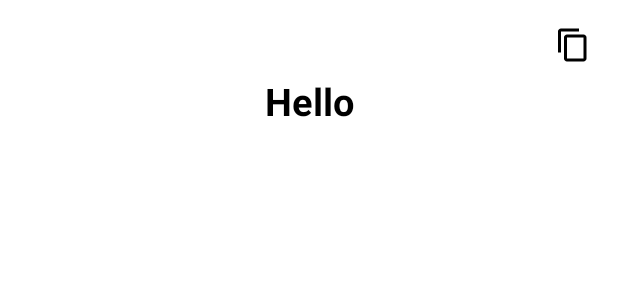
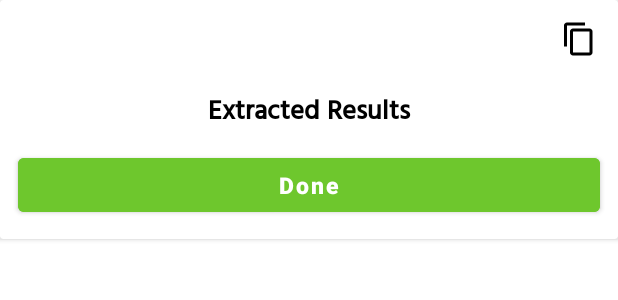
Before and after one commit to geeky-auro/Android_Jetpack, an Android app: the layout bottomsheetayout.xml on its own in the app's theme, with its tools: preview values and no code run, on a phone screen of 412 x 824 dp. Shown: the top 300 px of the screen. Run offline under Robolectric (Android 15) with nearby library versions, the phone set to English and light mode, and no system bars.

Commit message:
12OCR Completed

```diff
--- a/12TOCR/app/build.gradle
+++ b/12TOCR/app/build.gradle
@@ -67,6 +67,7 @@ dependencies {
 
     // Lottie Animation Library
     implementation 'com.airbnb.android:lottie:3.3.6'
+    implementation 'io.github.shashank02051997:FancyToast:2.0.2'
 
 
     implementation 'com.github.bumptech.glide:glide:4.15.1'
--- a/12TOCR/app/src/main/res/layout/bottomsheetayout.xml
+++ b/12TOCR/app/src/main/res/layout/bottomsheetayout.xml
@@ -1,39 +1,69 @@
 <?xml version="1.0" encoding="utf-8"?>
-<LinearLayout xmlns:android="http://schemas.android.com/apk/res/android"
-    android:orientation="vertical"
+<androidx.cardview.widget.CardView xmlns:android="http://schemas.android.com/apk/res/android"
     android:layout_width="match_parent"
-    android:background="@drawable/dialog_bg"
-    android:layout_height="match_parent">
-
+    xmlns:app="http://schemas.android.com/apk/res-auto"
+    android:layout_height="wrap_content">
     <LinearLayout
         android:layout_width="match_parent"
         android:layout_height="wrap_content"
         android:orientation="vertical"
-        android:weightSum="1"
-        >
+        android:layout_gravity="end"
+        android:gravity="end">
+
+
+
+        <RelativeLayout
+            android:layout_width="match_parent"
+            android:layout_height="wrap_content"
+            android:layout_margin="2dp">
+
+            <!--image view for displaying course image-->
             <ImageButton
-            android:id="@+id/copy"
+                android:id="@+id/copy_btn"
                 android:layout_width="wrap_content"
                 android:layout_height="wrap_content"
                 android:layout_margin="8dp"
-           android:layout_gravity="end"
-            android:background="?android:attr/selectableItemBackground"
+                android:padding="4dp"
+                android:layout_alignEnd="@id/idTVCourseName"
+                android:background="?android:selectableItemBackground"
                 android:src="@drawable/ic_copy"
                 ></ImageButton>
 
-    </LinearLayout>
-
+            <!--text view for displaying course name-->
             <TextView
-        android:id="@+id/chooseText"
+                android:id="@+id/idTVCourseName"
                 android:layout_width="match_parent"
                 android:layout_height="wrap_content"
+                android:layout_marginTop="10dp"
                 android:textAlignment="center"
-        android:text="Hello"
+                android:fontFamily="@font/hindi_medium"
+                android:scrollbars="vertical"
+                android:layout_below="@id/copy_btn"
+                android:text="Extracted Results"
+                android:textColor="@color/black"
+                android:textSize="18sp"
+                android:textStyle="bold" />
+
+            <Button
+                android:id="@+id/idBtnDismiss"
+                android:layout_width="match_parent"
+                android:layout_height="wrap_content"
+                android:layout_below="@id/idTVCourseName"
+                android:layout_marginStart="10dp"
+                android:layout_marginTop="10dp"
                 android:textStyle="bold"
-        android:textColor="@color/black"
-        android:textAllCaps="false"
-        android:textSize="25dp"
-        ></TextView>
+                android:textSize="15dp"
+                android:backgroundTint="#6EC72D"
+                android:layout_marginEnd="10dp"
+                android:layout_marginBottom="10dp"
+                android:text="Done"
+                android:textAllCaps="false" />
+
+        </RelativeLayout>
 
 
     </LinearLayout>
+
+
+
+</androidx.cardview.widget.CardView>
```
Also changed, not shown: 12TOCR/app/src/main/AndroidManifest.xml (+8 -7 lines), 12TOCR/app/src/main/java/com/aurosaswat/a12tocr/ImageToText.kt (+26 -30 lines), 12TOCR/app/src/main/java/com/aurosaswat/a12tocr/MainActivity.kt (+26 -4 lines), 12TOCR/app/src/main/res/layout/activity_image_to_text.xml (+5 -18 lines), 12TOCR/app/src/main/res/layout/activity_main.xml (+30 -58 lines), BottomSheetDialog/app/src/main/res/layout/bottom_sheet_dialog.xml (added, +76 -0 lines), 12TOCR/app/src/main/res/drawable/lenslogo.png (added). Lines whose indentation alone changed are shown as unchanged.
